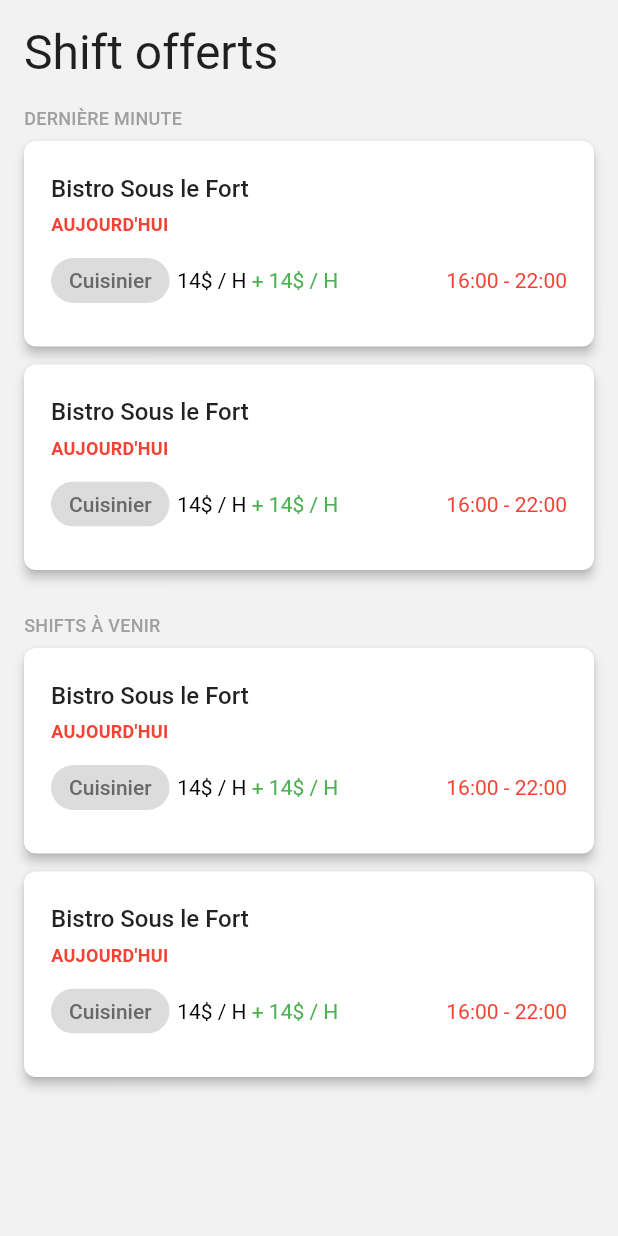
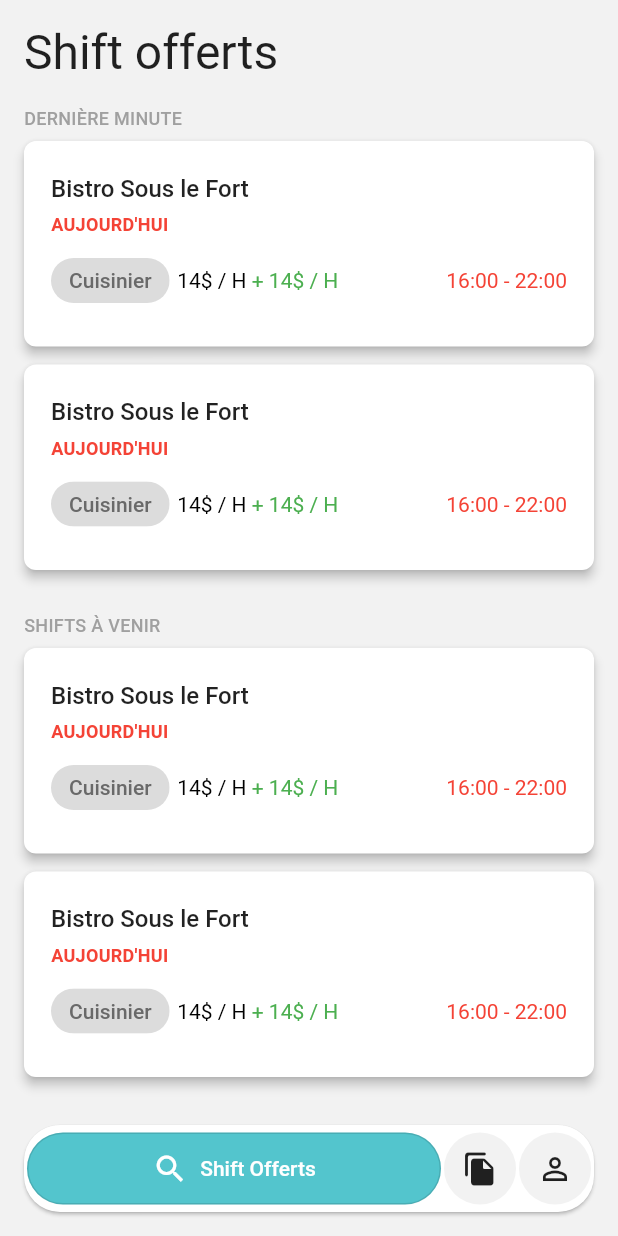
Before and after one commit to amirbenasr/shift-project-bd, a Flutter app: the screen it shows after launch, on a phone screen of 412 x 824 dp. Run offline on Flutter 3.47's test engine with Material 2 defaults, Android fonts, the phone set to English and light mode, and no system bars.

Commit message:
navigation bar styling

```diff
--- a/lib/shifts_page.dart
+++ b/lib/shifts_page.dart
@@ -14,6 +14,74 @@ class _ShiftPageState extends State<ShiftPage> {
   Widget build(BuildContext context) {
     return SafeArea(
       child: Scaffold(
+        bottomNavigationBar: Card(
+          shape: RoundedRectangleBorder(
+            borderRadius: BorderRadius.circular(24.0),
+          ),
+          margin: EdgeInsets.all(16),
+          child: Container(
+            height: 58,
+            decoration: BoxDecoration(
+              shape: BoxShape.rectangle,
+              // color: Colors.white,
+            ),
+            child: Row(children: [
+              SizedBox(
+                width: 2,
+              ),
+              //search button
+              Expanded(
+                child: OutlinedButton.icon(
+                    style: OutlinedButton.styleFrom(
+                        padding: EdgeInsets.all(12),
+                        shape: StadiumBorder(),
+                        backgroundColor: Color(0xff53c5cd)),
+                    onPressed: () {},
+                    icon: Icon(
+                      Icons.search_sharp,
+                      color: Colors.white,
+                    ),
+                    label: Text(
+                      "Shift Offerts",
+                      style: TextStyle(color: Colors.white),
+                    )),
+              ),
+              SizedBox(
+                width: 2,
+              ),
+              //invoice button
+              Material(
+                color: AppColors().mainBackground,
+                shape: CircleBorder(),
+                child: IconButton(
+                  onPressed: () {},
+                  icon: Icon(
+                    Icons.file_copy_rounded,
+                  ),
+                  iconSize: 24,
+                ),
+              ),
+              //profile button
+              SizedBox(
+                width: 2,
+              ),
+              Material(
+                color: AppColors().mainBackground,
+                shape: CircleBorder(),
+                child: IconButton(
+                  onPressed: () {},
+                  icon: Icon(
+                    Icons.person_outline,
+                  ),
+                  iconSize: 24,
+                ),
+              ),
+              SizedBox(
+                width: 2,
+              ),
+            ]),
+          ),
+        ),
         backgroundColor: AppColors().mainBackground,
         body: SingleChildScrollView(
           child: Padding(
```
